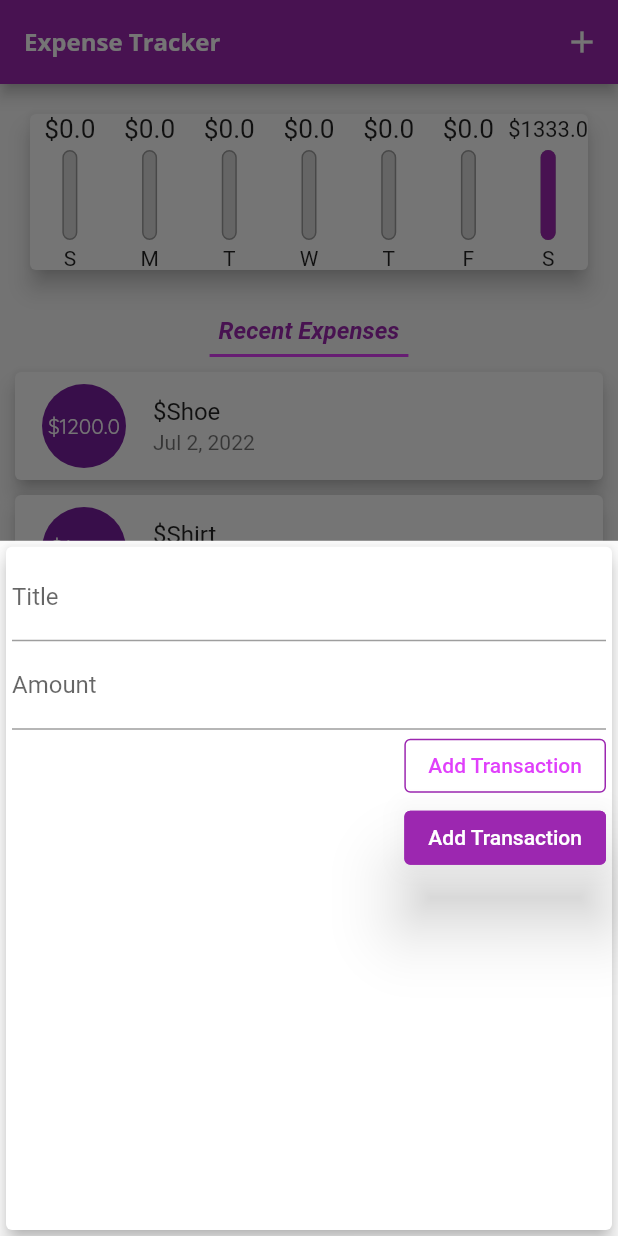
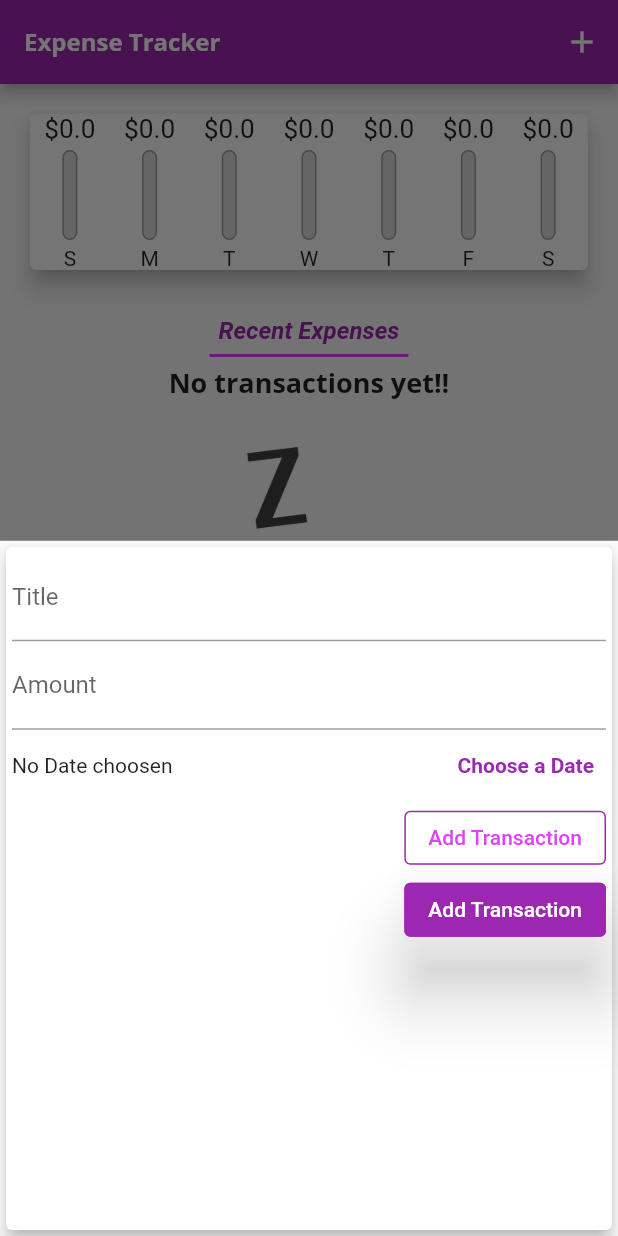
Before and after one commit to Nisschhal/flutter_expense_app, a Flutter app: the screen it shows after launch, after a tap on the "add" icon, on a phone screen of 412 x 824 dp. Run offline on Flutter 3.47's test engine with Material 2 defaults, Android fonts, the phone set to English and light mode, and no system bars.

Commit message:
adding datePicker and passing it to list

```diff
--- a/lib/main.dart
+++ b/lib/main.dart
@@ -21,9 +21,16 @@ class MyApp extends StatelessWidget {
         primarySwatch: Colors.purple,
         accentColor: Colors.blue[50],
         // fontFamily: 'OpenSans',
+        // textTheme: ThemeData.light().textTheme.copyWith(
+        //       headline6: const TextStyle(
+        //         fontFamily: 'OpenSans',
+        //         fontSize: 18,
+        //         fontWeight: FontWeight.bold,
+        //       ),
+        //     ),
         textTheme: ThemeData.light().textTheme.copyWith(
               headline6: const TextStyle(
-                fontFamily: 'OpenSans',
+                fontFamily: "OpenSans",
                 fontSize: 18,
                 fontWeight: FontWeight.bold,
               ),
@@ -57,10 +64,10 @@ class _MyHomePageState extends State<MyHomePage> {
   final amoutnController = TextEditingController();
 
   final List<Transaction> _userTransactions = [
-    Transaction(id: "01", title: "Shoe", amount: 1200, date: DateTime.now()),
-    Transaction(id: "02", title: "Shirt", amount: 120, date: DateTime.now()),
-    Transaction(id: "03", title: "Watch", amount: 12, date: DateTime.now()),
-    Transaction(id: "04", title: "Bag", amount: 1, date: DateTime.now()),
+    // Transaction(id: "01", title: "Shoe", amount: 1200, date: DateTime.now()),
+    // Transaction(id: "02", title: "Shirt", amount: 120, date: DateTime.now()),
+    // Transaction(id: "03", title: "Watch", amount: 12, date: DateTime.now()),
+    // Transaction(id: "04", title: "Bag", amount: 1, date: DateTime.now()),
   ];
 
   // getter, gives the recent transactions of last 7 days
@@ -81,13 +88,13 @@ class _MyHomePageState extends State<MyHomePage> {
   }
 
 // create the new transaction and add it into list.
-  void _addNewTransaction(String txTitle, double txAmount) {
+  void _addNewTransaction(String txTitle, double txAmount, DateTime dateTime) {
     // creates the new object/instance of the Transaction class and passes the data into parameter
     final newTx = Transaction(
         id: DateTime.now().toString(),
         title: txTitle,
         amount: txAmount,
-        date: DateTime.now());
+        date: dateTime);
     // updaing the list value since it is stateful widget
     setState(() {
       // adding the new list into the totalTransactions list
--- a/lib/widgets/new_transaction.dart
+++ b/lib/widgets/new_transaction.dart
@@ -1,6 +1,7 @@
 // ignore_for_file: deprecated_member_use
 
 import 'package:flutter/material.dart';
+import 'package:intl/intl.dart';
 
 class NewTransaction extends StatefulWidget {
   final Function addHandler;
@@ -12,6 +13,7 @@ class NewTransaction extends StatefulWidget {
 }
 
 class _NewTransactionState extends State<NewTransaction> {
+  DateTime? _selectedDate;
   final titleController = TextEditingController();
 
   final amountController = TextEditingController();
@@ -20,14 +22,30 @@ class _NewTransactionState extends State<NewTransaction> {
     final enteredTitle = titleController.text;
     final eneteredAmount = double.parse(amountController.text);
 
-    if (enteredTitle.isEmpty || eneteredAmount < 0) {
+    if (enteredTitle.isEmpty || eneteredAmount < 0 || _selectedDate == null) {
       return;
     }
 
     widget.addHandler(
-        titleController.text, double.parse(amountController.text));
+        titleController.text, double.parse(amountController.text), _selectedDate);
 
     Navigator.of(context).pop();
+  }
+
+  void _showDatePicker() {
+    showDatePicker(
+            context: context,
+            initialDate: DateTime.now(),
+            firstDate: DateTime(2021),
+            lastDate: DateTime.now())
+        .then((pickedDate) {
+      if (pickedDate == null) {
+        return;
+      }
+      setState(() {
+        _selectedDate = pickedDate;
+      });
+    });
   }
 
   @override
@@ -49,6 +67,22 @@ class _NewTransactionState extends State<NewTransaction> {
               controller: amountController,
               keyboardType: TextInputType.number,
               onSubmitted: (_) => submitDate(),
+            ),
+            Row(
+              children: [
+                Expanded(
+                  child: Text(_selectedDate == null
+                      ? "No Date choosen"
+                      : "Picked Date: ${DateFormat.yMd().format(_selectedDate!)}"),
+                ),
+                TextButton(
+                  // style: OutlinedButton.styleFrom(
+                  //     side: BorderSide(color: Theme.of(context).primaryColor)),
+                  onPressed: _showDatePicker,
+                  child: Text("Choose a Date",
+                      style: TextStyle(fontWeight: FontWeight.bold)),
+                ),
+              ],
             ),
             OutlinedButton(
               style: OutlinedButton.styleFrom(
```
